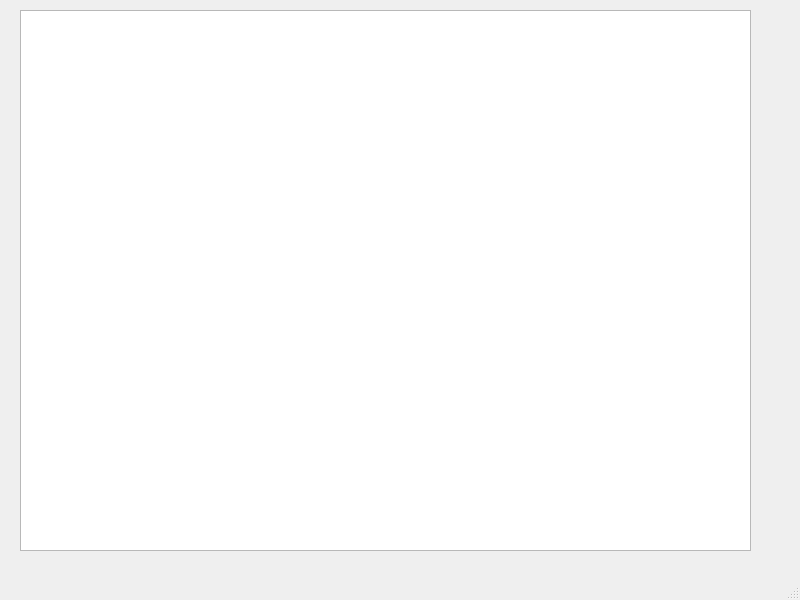
Old version of the form main.ui in the repository R0ma111kaaa/coffee.
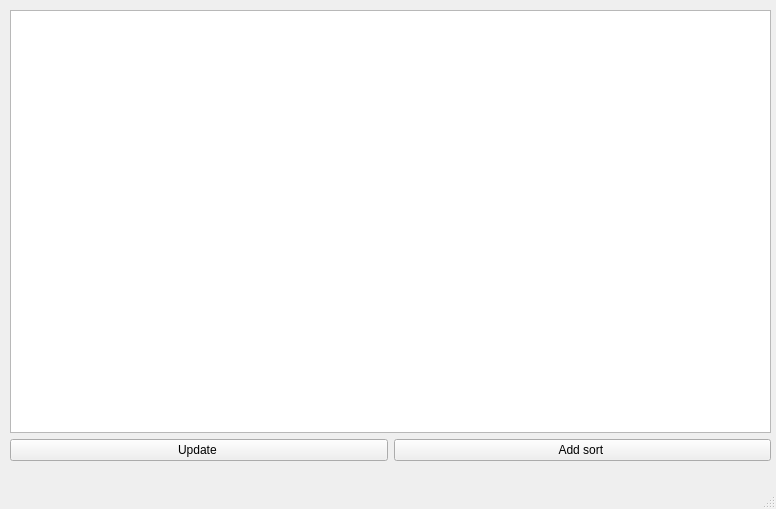
New version of the form.

Commit message: rename main class. add new edit form.

```diff
--- a/main.ui
+++ b/main.ui
@@ -6,23 +6,52 @@
    <rect>
     <x>0</x>
     <y>0</y>
-    <width>800</width>
-    <height>600</height>
+    <width>776</width>
+    <height>509</height>
    </rect>
   </property>
   <property name="windowTitle">
    <string>MainWindow</string>
   </property>
   <widget class="QWidget" name="centralwidget">
-   <widget class="QTableWidget" name="tableWidget">
+   <widget class="QWidget" name="">
     <property name="geometry">
      <rect>
-      <x>20</x>
+      <x>10</x>
       <y>10</y>
-      <width>731</width>
-      <height>541</height>
+      <width>761</width>
+      <height>451</height>
      </rect>
     </property>
+    <layout class="QVBoxLayout" name="verticalLayout" stretch="0,0">
+     <property name="spacing">
+      <number>6</number>
+     </property>
+     <property name="sizeConstraint">
+      <enum>QLayout::SetDefaultConstraint</enum>
+     </property>
+     <item>
+      <widget class="QTableWidget" name="tableWidget"/>
+     </item>
+     <item>
+      <layout class="QHBoxLayout" name="horizontalLayout">
+       <item>
+        <widget class="QPushButton" name="updateButton">
+         <property name="text">
+          <string>Update </string>
+         </property>
+        </widget>
+       </item>
+       <item>
+        <widget class="QPushButton" name="addSortButton">
+         <property name="text">
+          <string>Add sort </string>
+         </property>
+        </widget>
+       </item>
+      </layout>
+     </item>
+    </layout>
    </widget>
   </widget>
   <widget class="QMenuBar" name="menubar">
```
Left out of the diff: 2 changed lines with no effect on the pictures. The commit also changes 3 other files.
